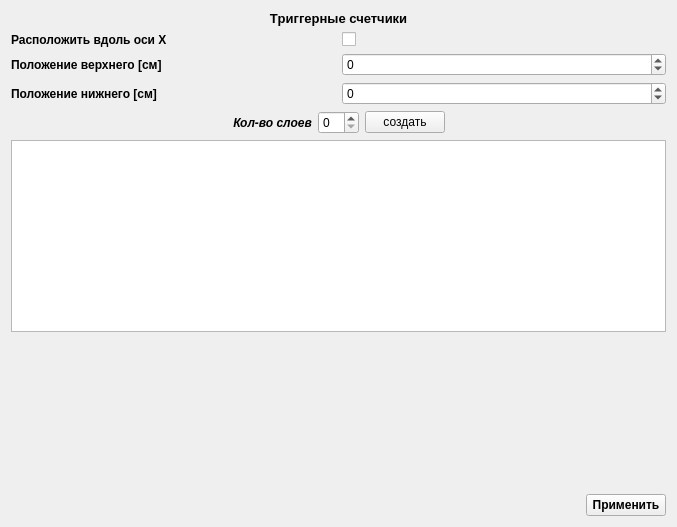
Qt form Hodoscope/standparameters.ui (GAO-777/Hodoscope) before a commit.
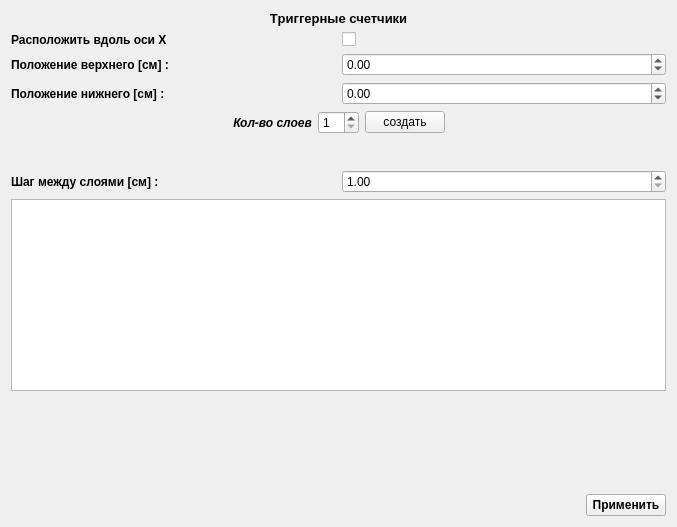
The same form after that commit.

Diff of the .ui file:
```diff
--- a/Hodoscope/standparameters.ui
+++ b/Hodoscope/standparameters.ui
@@ -26,12 +26,11 @@
          <property name="font">
           <font>
            <pointsize>9</pointsize>
-           <weight>75</weight>
            <bold>true</bold>
           </font>
          </property>
          <property name="text">
-          <string>Положение нижнего [см]</string>
+          <string>Положение нижнего [см] :</string>
          </property>
         </widget>
        </item>
@@ -47,7 +46,7 @@
           <set>Qt::AlignLeading|Qt::AlignLeft|Qt::AlignVCenter</set>
          </property>
          <property name="decimals">
-          <number>0</number>
+          <number>2</number>
          </property>
          <property name="minimum">
           <double>-20.000000000000000</double>
@@ -62,12 +61,11 @@
          <property name="font">
           <font>
            <pointsize>9</pointsize>
-           <weight>75</weight>
            <bold>true</bold>
           </font>
          </property>
          <property name="text">
-          <string>Положение верхнего [см]</string>
+          <string>Положение верхнего [см] :</string>
          </property>
         </widget>
        </item>
@@ -99,7 +97,7 @@
           </size>
          </property>
          <property name="decimals">
-          <number>0</number>
+          <number>2</number>
          </property>
          <property name="minimum">
           <double>-20.000000000000000</double>
@@ -175,7 +173,11 @@
         </widget>
        </item>
        <item>
-        <widget class="QSpinBox" name="NumLayers_sb"/>
+        <widget class="QSpinBox" name="NumLayers_sb">
+         <property name="minimum">
+          <number>1</number>
+         </property>
+        </widget>
        </item>
        <item>
         <widget class="QPushButton" name="CreateLineLayers_pb">
@@ -199,6 +201,35 @@
        </item>
       </layout>
      </item>
+     <item>
+      <layout class="QHBoxLayout" name="horizontalLayout_2">
+       <property name="topMargin">
+        <number>30</number>
+       </property>
+       <item>
+        <widget class="QLabel" name="label">
+         <property name="font">
+          <font>
+           <bold>true</bold>
+          </font>
+         </property>
+         <property name="text">
+          <string>Шаг между слоями [см] :</string>
+         </property>
+        </widget>
+       </item>
+       <item>
+        <widget class="QDoubleSpinBox" name="StepBetweenLayers_sb">
+         <property name="decimals">
+          <number>2</number>
+         </property>
+         <property name="minimum">
+          <double>1.000000000000000</double>
+         </property>
+        </widget>
+       </item>
+      </layout>
+     </item>
      <item>
       <widget class="QTableView" name="LayersTable"/>
      </item>
```
Left out of the diff: 4 changed lines with no effect on the pictures.
